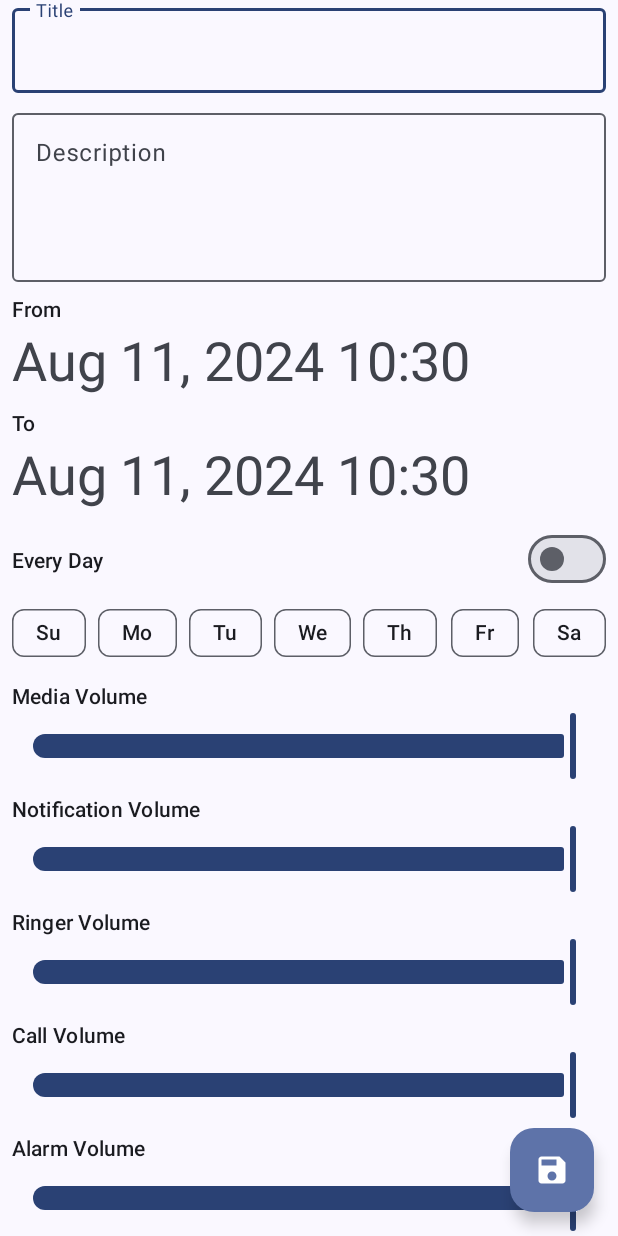
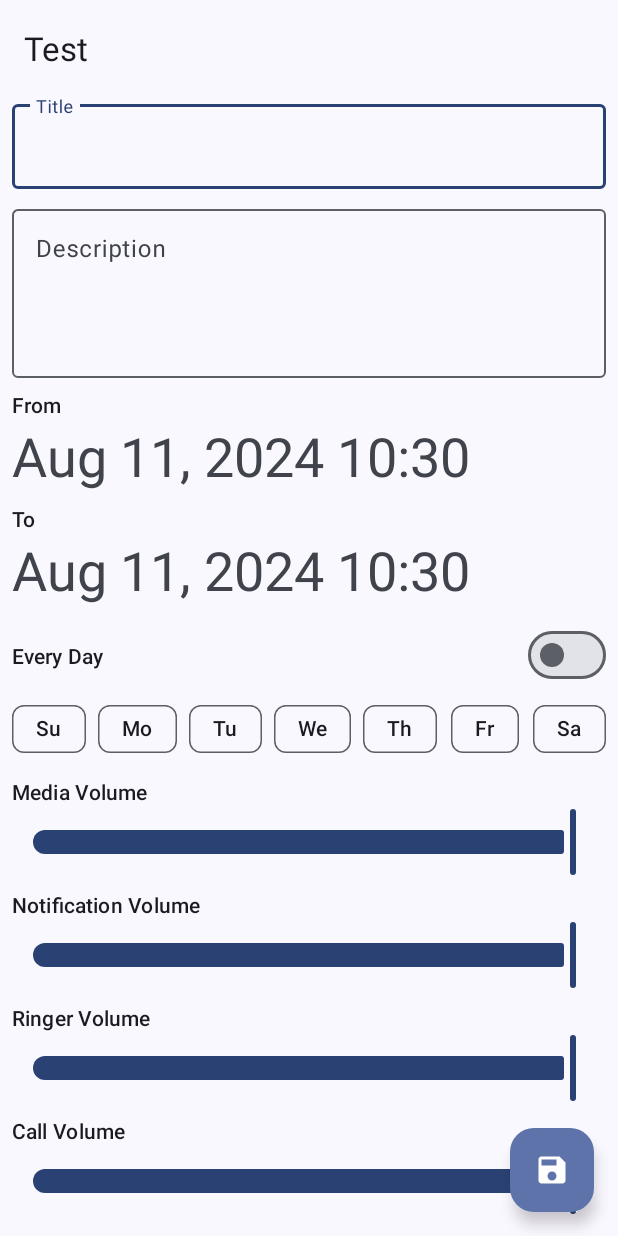
Before and after one commit to a2ke5e1/Sound-Profiles-Manager, an Android app: the SoundProfileManager screen opened directly, with no data from a screen before it, on a phone screen of 412 x 824 dp. Run offline under Robolectric (Android 15) with nearby library versions, the phone set to English and light mode, and no system bars; our stand-ins replace Dagger/Hilt's generated code, Room's generated code.

Commit message:
Add SoundProfileManager activity to manage sound profiles
- Implement SoundProfileManager activity with data binding and view model integration
- Add UI elements for setting volumes, title, description, and repeat days
- Implement date and time pickers for start and end times
- Add logic to handle programmatic changes and user interactions
- Integrate with CreateEditSoundProfileViewModel for data operations

```diff
--- a/app/src/main/java/com/a3/soundprofiles/SoundProfileManager.kt
+++ b/app/src/main/java/com/a3/soundprofiles/SoundProfileManager.kt
@@ -43,11 +43,17 @@ class SoundProfileManager : AppCompatActivity() {
     enableEdgeToEdge()
     _binding = ActivitySoundProfileManagerBinding.inflate(layoutInflater)
     setContentView(binding.root)
-    ViewCompat.setOnApplyWindowInsetsListener(findViewById(R.id.main)) { v, insets ->
+    ViewCompat.setOnApplyWindowInsetsListener(binding.appBarLayout) { v, insets ->
       val systemBars = insets.getInsets(WindowInsetsCompat.Type.systemBars())
-      v.setPadding(systemBars.left, systemBars.top, systemBars.right, systemBars.bottom)
+      v.setPadding(0, systemBars.top, 0, 0)
       insets
     }
+    ViewCompat.setOnApplyWindowInsetsListener(binding.main) { v, insets ->
+      val systemBars = insets.getInsets(WindowInsetsCompat.Type.systemBars())
+      v.setPadding(0, 0, 0, systemBars.bottom)
+      insets
+    }
+    setSupportActionBar(binding.toolbar)
 
     if (soundProfileId > 0) {
       createEditSoundProfileViewModel.loadSoundProfile(soundProfileId)
--- a/app/src/main/res/layout/activity_sound_profile_manager.xml
+++ b/app/src/main/res/layout/activity_sound_profile_manager.xml
@@ -1,11 +1,31 @@
 <?xml version="1.0" encoding="utf-8"?>
-<androidx.constraintlayout.widget.ConstraintLayout xmlns:android="http://schemas.android.com/apk/res/android"
+<androidx.coordinatorlayout.widget.CoordinatorLayout xmlns:android="http://schemas.android.com/apk/res/android"
     xmlns:app="http://schemas.android.com/apk/res-auto"
     xmlns:tools="http://schemas.android.com/tools"
+    android:layout_width="match_parent"
     android:id="@+id/main"
+    android:layout_height="match_parent">
+
+    <com.google.android.material.appbar.AppBarLayout
+        android:id="@+id/app_bar_layout"
+        android:layout_width="match_parent"
+        android:layout_height="wrap_content">
+
+        <com.google.android.material.appbar.MaterialToolbar
+            android:id="@+id/toolbar"
+            android:layout_width="match_parent"
+            android:layout_height="?attr/actionBarSize"
+            app:title="Test" />
+    </com.google.android.material.appbar.AppBarLayout>
+
+    <androidx.core.widget.NestedScrollView
         android:layout_width="match_parent"
         android:layout_height="match_parent"
-    tools:context=".SoundProfileManager">
+        app:layout_behavior="@string/appbar_scrolling_view_behavior">
+
+        <androidx.constraintlayout.widget.ConstraintLayout
+            android:layout_width="match_parent"
+            android:layout_height="wrap_content">
 
             <androidx.constraintlayout.helper.widget.Flow
                 android:layout_width="match_parent"
@@ -55,7 +75,6 @@
                 android:orientation="vertical"
                 tools:ignore="MissingConstraints">
 
-
                 <TextView
                     android:layout_width="wrap_content"
                     android:layout_height="wrap_content"
@@ -70,14 +89,12 @@
 
             </LinearLayout>
 
-
             <LinearLayout
                 android:id="@+id/notification_slider_container"
                 android:layout_width="0dp"
                 android:layout_height="wrap_content"
                 android:orientation="vertical"
                 tools:ignore="MissingConstraints">
-
 
                 <TextView
                     android:layout_width="wrap_content"
@@ -93,14 +110,12 @@
 
             </LinearLayout>
 
-
             <LinearLayout
                 android:id="@+id/ringer_slider_container"
                 android:layout_width="0dp"
                 android:layout_height="wrap_content"
                 android:orientation="vertical"
                 tools:ignore="MissingConstraints">
-
 
                 <TextView
                     android:layout_width="wrap_content"
@@ -123,7 +138,6 @@
                 android:orientation="vertical"
                 tools:ignore="MissingConstraints">
 
-
                 <TextView
                     android:layout_width="wrap_content"
                     android:layout_height="wrap_content"
@@ -145,7 +159,6 @@
                 android:orientation="vertical"
                 tools:ignore="MissingConstraints">
 
-
                 <TextView
                     android:layout_width="wrap_content"
                     android:layout_height="wrap_content"
@@ -159,7 +172,6 @@
                     android:value="0.5" />
 
             </LinearLayout>
-
 
             <LinearLayout
                 android:id="@+id/repeat_day_container"
@@ -196,13 +208,11 @@
 
             </LinearLayout>
 
-
             <LinearLayout
                 android:id="@+id/start_datetime_container"
                 android:layout_width="0dp"
                 android:layout_height="wrap_content"
                 android:orientation="vertical">
-
 
                 <TextView
                     android:layout_width="wrap_content"
@@ -225,7 +235,6 @@
                 android:layout_height="wrap_content"
                 android:orientation="vertical">
 
-
                 <TextView
                     android:layout_width="wrap_content"
                     android:layout_height="wrap_content"
@@ -242,14 +251,16 @@
             </LinearLayout>
 
 
+        </androidx.constraintlayout.widget.ConstraintLayout>
+    </androidx.core.widget.NestedScrollView>
+
     <com.google.android.material.floatingactionbutton.FloatingActionButton
         android:id="@+id/save_sound_profile"
         android:layout_width="wrap_content"
         android:layout_height="wrap_content"
+        android:layout_gravity="bottom|end"
         android:layout_margin="16dp"
         android:contentDescription="@string/create_update_sound_profile"
-        android:src="@drawable/baseline_save_24"
-        app:layout_constraintBottom_toBottomOf="parent"
-        app:layout_constraintEnd_toEndOf="parent" />
+        android:src="@drawable/baseline_save_24" />
 
-</androidx.constraintlayout.widget.ConstraintLayout>
+</androidx.coordinatorlayout.widget.CoordinatorLayout>
```
Lines whose indentation alone changed are shown as unchanged.
